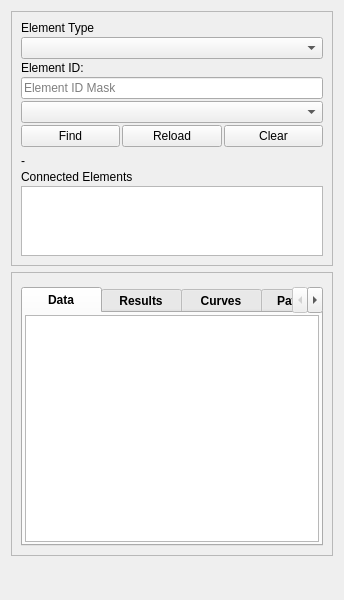
Ingeniousware/QGISRed-BID, file ui/qgisred_unified_find_properties.ui: the form before one commit.
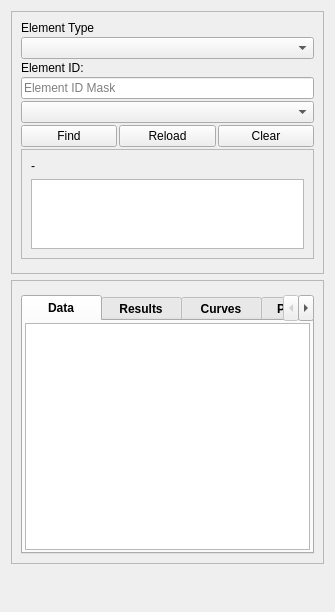
The form after the commit.

Commit message: in progress - connected elements frame adding

Diff of the .ui file:
```diff
--- a/ui/qgisred_unified_find_properties.ui
+++ b/ui/qgisred_unified_find_properties.ui
@@ -6,8 +6,8 @@
    <rect>
     <x>0</x>
     <y>0</y>
-    <width>344</width>
-    <height>600</height>
+    <width>335</width>
+    <height>612</height>
    </rect>
   </property>
   <property name="sizePolicy">
@@ -205,18 +205,50 @@
                </layout>
               </item>
               <item>
-               <widget class="Line" name="line">
-                <property name="enabled">
-                 <bool>true</bool>
+               <widget class="QFrame" name="frameConnectedElements">
+                <property name="frameShape">
+                 <enum>QFrame::StyledPanel</enum>
+                </property>
+                <property name="frameShadow">
+                 <enum>QFrame::Raised</enum>
+                </property>
+                <layout class="QVBoxLayout" name="verticalLayout_4">
+                 <property name="spacing">
+                  <number>0</number>
+                 </property>
+                 <property name="leftMargin">
+                  <number>0</number>
+                 </property>
+                 <property name="topMargin">
+                  <number>0</number>
+                 </property>
+                 <property name="rightMargin">
+                  <number>0</number>
+                 </property>
+                 <property name="bottomMargin">
+                  <number>0</number>
+                 </property>
+                 <item>
+                  <widget class="QScrollArea" name="scrollConnectedElements">
+                   <property name="frameShape">
+                    <enum>QFrame::NoFrame</enum>
                 </property>
                 <property name="lineWidth">
                  <number>0</number>
                 </property>
-                <property name="orientation">
-                 <enum>Qt::Horizontal</enum>
-                </property>
-               </widget>
-              </item>
+                   <property name="widgetResizable">
+                    <bool>true</bool>
+                   </property>
+                   <widget class="QWidget" name="scrollAreaWidgetContents_2">
+                    <property name="geometry">
+                     <rect>
+                      <x>0</x>
+                      <y>0</y>
+                      <width>287</width>
+                      <height>120</height>
+                     </rect>
+                    </property>
+                    <layout class="QVBoxLayout" name="verticalLayout_12">
               <item>
                <widget class="QLabel" name="labelFoundElement">
                 <property name="text">
@@ -224,13 +256,6 @@
                 </property>
                </widget>
               </item>
-              <item>
-               <widget class="QLabel" name="labelAdjacentNodeLinks">
-                <property name="text">
-                 <string>Connected Elements</string>
-                </property>
-               </widget>
-              </item>
               <item>
                <widget class="QListWidget" name="listWidget">
                 <property name="sizePolicy">
@@ -256,6 +281,26 @@
                   <family>MS Shell Dlg 2</family>
                   <pointsize>8</pointsize>
                  </font>
+                       </property>
+                      </widget>
+                     </item>
+                    </layout>
+                   </widget>
+                  </widget>
+                 </item>
+                </layout>
+               </widget>
+              </item>
+              <item>
+               <widget class="Line" name="line">
+                <property name="enabled">
+                 <bool>true</bool>
+                </property>
+                <property name="lineWidth">
+                 <number>0</number>
+                </property>
+                <property name="orientation">
+                 <enum>Qt::Horizontal</enum>
                 </property>
                </widget>
               </item>
```
Lines whose indentation alone changed are shown as unchanged. The commit also changes 1 other file.
